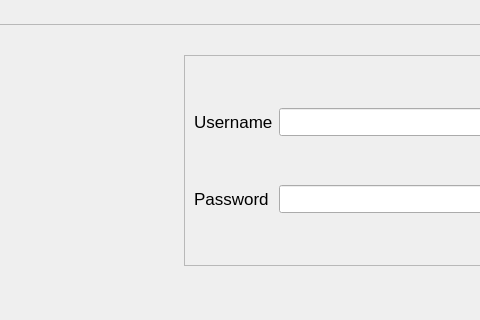
Above: src/View/VIewUI/SignIn.ui from Hai1205/ComputerStore-Python- before the change; both pictures show x 185 to 665 and y 115 to 435 of the 1164 by 736 pixel window. Below: the same form after it.
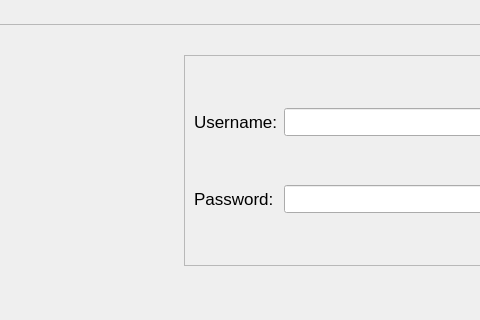
That is the form after the change.

The edit to the form file:
```diff
--- a/src/View/VIewUI/SignIn.ui
+++ b/src/View/VIewUI/SignIn.ui
@@ -78,14 +78,14 @@
      <item row="1" column="0">
       <widget class="QLabel" name="label_3">
        <property name="text">
-        <string>Password</string>
+        <string>Password:</string>
        </property>
       </widget>
      </item>
      <item row="0" column="0">
       <widget class="QLabel" name="label_2">
        <property name="text">
-        <string>Username</string>
+        <string>Username:</string>
        </property>
       </widget>
      </item>
```
